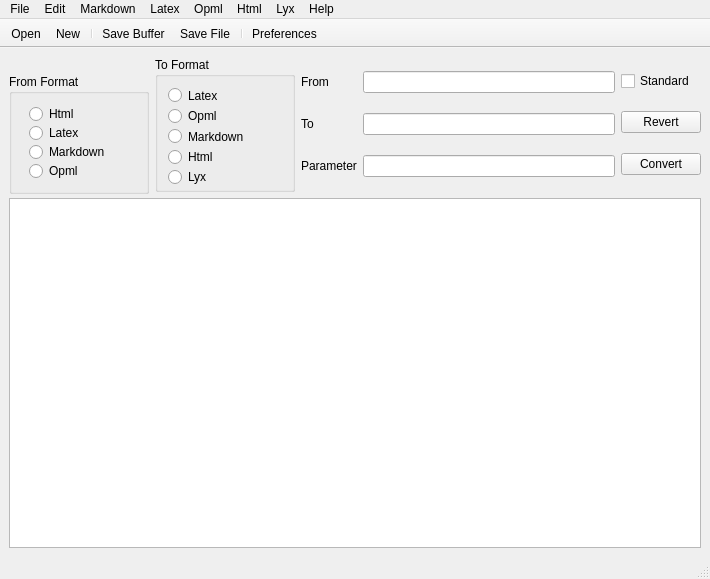
apaeffgen/PanConvert, file source/gui/panconvert_gui.ui: the form before one commit.
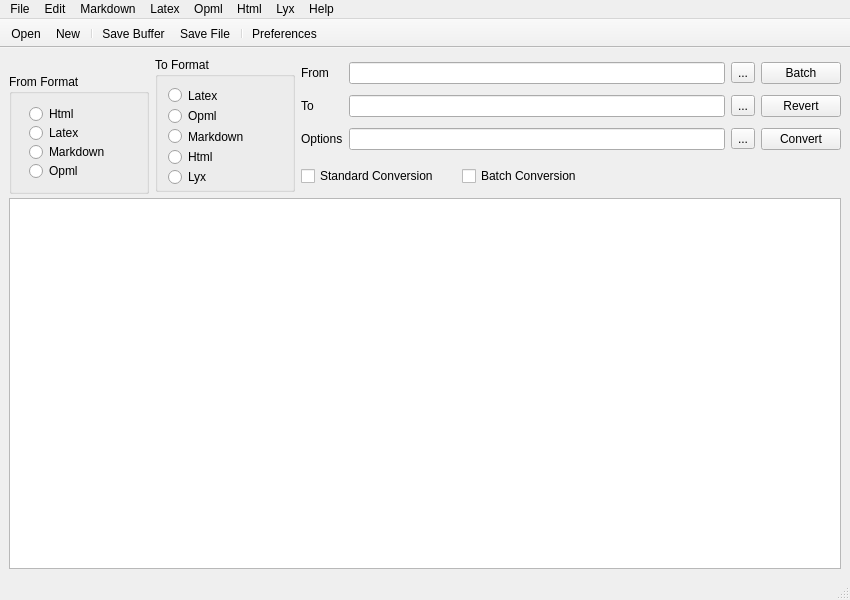
The form after the commit. Icons and pictures are not drawn.

The edit to the form file:
```diff
--- a/source/gui/panconvert_gui.ui
+++ b/source/gui/panconvert_gui.ui
@@ -6,10 +6,16 @@
    <rect>
     <x>0</x>
     <y>0</y>
-    <width>710</width>
-    <height>579</height>
+    <width>850</width>
+    <height>600</height>
    </rect>
   </property>
+  <property name="minimumSize">
+   <size>
+    <width>850</width>
+    <height>600</height>
+   </size>
+  </property>
   <property name="windowTitle">
    <string>PanConvert</string>
   </property>
@@ -41,8 +47,8 @@
    <property name="mouseTracking">
     <bool>false</bool>
    </property>
-   <layout class="QGridLayout" name="gridLayout_4">
-    <item row="0" column="0">
+   <layout class="QGridLayout" name="gridLayout_3">
+    <item row="0" column="0" rowspan="2">
      <widget class="QGroupBox" name="BoxFromFormat">
       <property name="minimumSize">
        <size>
@@ -122,7 +128,7 @@
       </widget>
      </widget>
     </item>
-    <item row="0" column="1">
+    <item row="0" column="1" rowspan="2">
      <widget class="QGroupBox" name="BoxToFormat">
       <property name="minimumSize">
        <size>
@@ -199,10 +205,44 @@
     </item>
     <item row="0" column="2">
      <layout class="QGridLayout" name="gridLayout_2">
-      <item row="0" column="0">
-       <widget class="QLabel" name="labelFromBox">
+      <item row="3" column="0">
+       <widget class="QLabel" name="label">
         <property name="text">
-         <string>From</string>
+         <string>Options</string>
+        </property>
+       </widget>
+      </item>
+      <item row="3" column="1">
+       <widget class="QLineEdit" name="ExtraParameter">
+        <property name="toolTip">
+         <string extracomment="Input extra Parameter"/>
+        </property>
+        <property name="text">
+         <string/>
+        </property>
+        <property name="clearButtonEnabled">
+         <bool>true</bool>
+        </property>
+       </widget>
+      </item>
+      <item row="0" column="2">
+       <widget class="QToolButton" name="ButtonFromFormat">
+        <property name="text">
+         <string>...</string>
+        </property>
+       </widget>
+      </item>
+      <item row="1" column="2">
+       <widget class="QToolButton" name="ButtonToFormat">
+        <property name="text">
+         <string>...</string>
+        </property>
+       </widget>
+      </item>
+      <item row="3" column="2">
+       <widget class="QToolButton" name="ButtonOptions">
+        <property name="text">
+         <string>...</string>
         </property>
        </widget>
       </item>
@@ -219,6 +259,23 @@
         </property>
        </widget>
       </item>
+      <item row="0" column="0">
+       <widget class="QLabel" name="labelFromBox">
+        <property name="text">
+         <string>From</string>
+        </property>
+       </widget>
+      </item>
+      <item row="1" column="1">
+       <widget class="QLineEdit" name="ToParameter">
+        <property name="text">
+         <string/>
+        </property>
+        <property name="clearButtonEnabled">
+         <bool>true</bool>
+        </property>
+       </widget>
+      </item>
       <item row="1" column="0">
        <widget class="QLabel" name="labelToBox">
         <property name="text">
@@ -226,47 +283,14 @@
         </property>
        </widget>
       </item>
-      <item row="1" column="1">
-       <widget class="QLineEdit" name="ToParameter">
-        <property name="text">
-         <string/>
-        </property>
-        <property name="clearButtonEnabled">
-         <bool>true</bool>
-        </property>
-       </widget>
-      </item>
-      <item row="2" column="0">
-       <widget class="QLabel" name="labelParameter">
-        <property name="text">
-         <string>Parameter</string>
-        </property>
-       </widget>
-      </item>
-      <item row="2" column="1">
-       <widget class="QLineEdit" name="ExtraParameter">
-        <property name="text">
-         <string/>
-        </property>
-        <property name="clearButtonEnabled">
-         <bool>true</bool>
-        </property>
-       </widget>
-      </item>
      </layout>
     </item>
     <item row="0" column="3">
      <layout class="QVBoxLayout" name="verticalLayout_3">
       <item>
-       <widget class="QCheckBox" name="StandardConversion">
+       <widget class="QPushButton" name="ButtonBatch">
         <property name="text">
-         <string>Standard</string>
-        </property>
-        <property name="checked">
-         <bool>false</bool>
-        </property>
-        <property name="autoRepeat">
-         <bool>false</bool>
+         <string>Batch</string>
         </property>
        </widget>
       </item>
@@ -281,7 +305,7 @@
        <widget class="QPushButton" name="ButtonConvert">
         <property name="maximumSize">
          <size>
-          <width>100</width>
+          <width>16777215</width>
           <height>16777215</height>
          </size>
         </property>
@@ -292,7 +316,37 @@
       </item>
      </layout>
     </item>
-    <item row="1" column="0" colspan="4">
+    <item row="1" column="2">
+     <layout class="QHBoxLayout" name="horizontalLayout">
+      <item>
+       <widget class="QCheckBox" name="StandardConversion">
+        <property name="maximumSize">
+         <size>
+          <width>155</width>
+          <height>16777215</height>
+         </size>
+        </property>
+        <property name="text">
+         <string>Standard Conversion</string>
+        </property>
+        <property name="checked">
+         <bool>false</bool>
+        </property>
+        <property name="autoRepeat">
+         <bool>false</bool>
+        </property>
+       </widget>
+      </item>
+      <item>
+       <widget class="QCheckBox" name="BatchConversion">
+        <property name="text">
+         <string>Batch Conversion</string>
+        </property>
+       </widget>
+      </item>
+     </layout>
+    </item>
+    <item row="2" column="0" colspan="4">
      <widget class="QPlainTextEdit" name="editor_window"/>
     </item>
    </layout>
@@ -302,7 +356,7 @@
     <rect>
      <x>0</x>
      <y>0</y>
-     <width>710</width>
+     <width>850</width>
      <height>22</height>
     </rect>
    </property>
@@ -368,6 +422,7 @@
     </property>
     <addaction name="actionPreferences"/>
     <addaction name="actionUndo"/>
+    <addaction name="actionSearch"/>
    </widget>
    <widget class="QMenu" name="menuLyx">
     <property name="title">
@@ -558,6 +613,11 @@
     <string>Pandoc Documentation</string>
    </property>
   </action>
+  <action name="actionSearch">
+   <property name="text">
+    <string>Search</string>
+   </property>
+  </action>
  </widget>
  <resources>
   <include location="icons.qrc"/>
```
